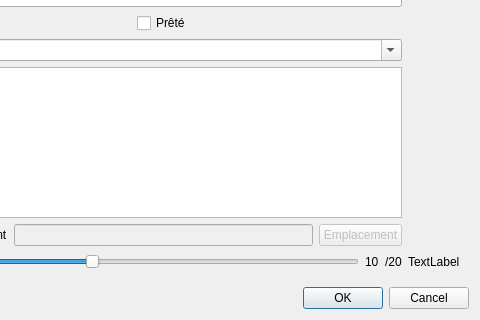
The window that editbook.ui (chindit/dadabooks) describes before a commit, drawn with Qt 5; both pictures show x 240 to 720 and y 511 to 831 of the 720 by 831 pixel window.
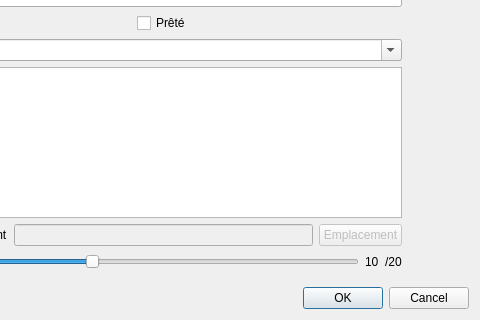
The same window after the commit. The open tabs and pages were chosen to show the change. Icons and pictures are not drawn.

```diff
--- a/editbook.ui
+++ b/editbook.ui
@@ -575,7 +575,7 @@
           </size>
          </property>
          <property name="text">
-          <string>TextLabel</string>
+          <string/>
          </property>
          <property name="wordWrap">
           <bool>true</bool>
```
Left out of the diff: 2 changed lines with no effect on the pictures.
